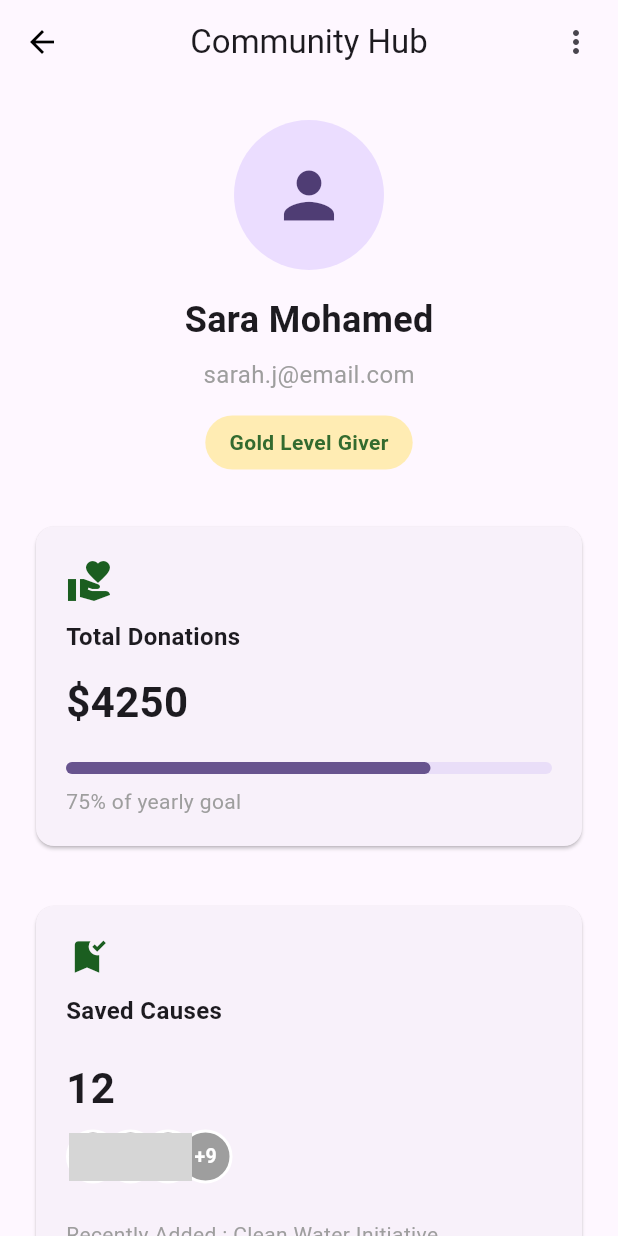
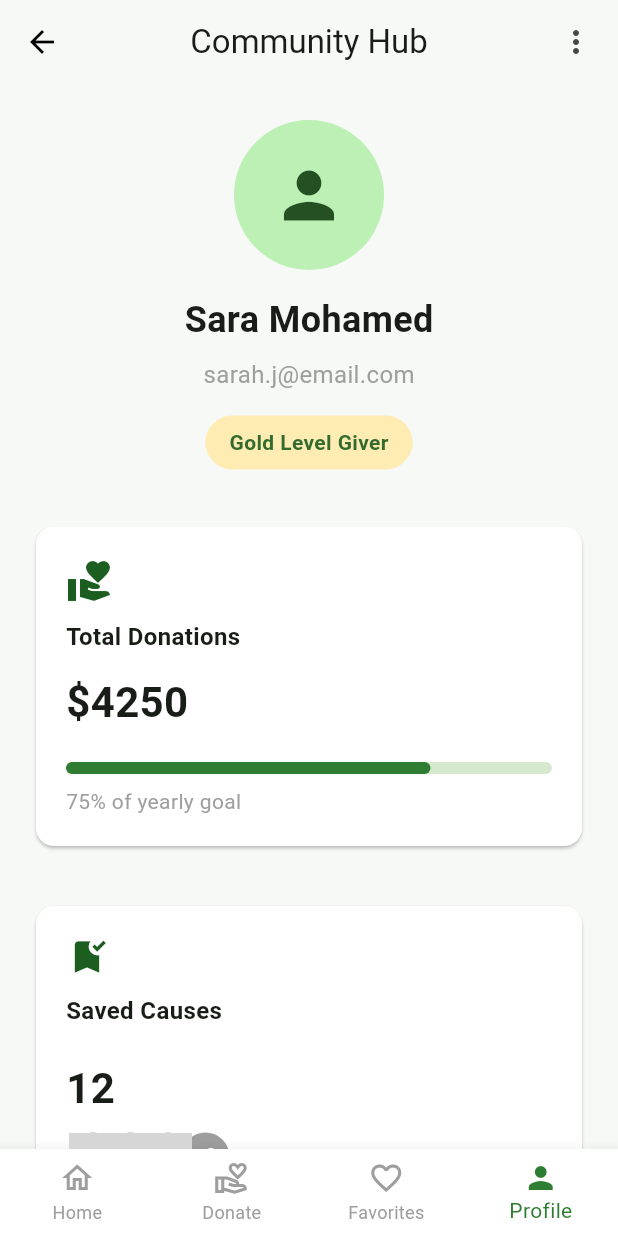
Before and after one commit to Shaza971/Nafi3, a Flutter app: the ProfileScreen screen opened directly, on a phone screen of 412 x 824 dp. Run offline on Flutter 3.47's test engine with Material 3 defaults, Android fonts, the phone set to English and light mode, and no system bars; our stand-ins replace font_awesome_flutter; network calls fail; grey boxes are pictures that could not be loaded.

Commit message:
modify project

```diff
--- a/lib/core/utils/app_color.dart
+++ /dev/null
@@ -1,5 +0,0 @@
-import 'package:flutter/material.dart';
-
-class AppColors {
-  static Color darkgreen = Color(0xFF1E5E3A);
-}
--- a/lib/core/utils/app_colors.dart
+++ b/lib/core/utils/app_colors.dart
@@ -3,4 +3,6 @@ import 'package:flutter/material.dart';
 class AppColors {
   static const Color primaryColor = Color(0xff2e7d32);
   static const Color secondrycolor = Color(0xFFa5d6a7);
+  static const Color darkgreen = Color(0xFF1E5E3A);
+  static const Color backgroundColor= Color.fromARGB(255, 247, 249, 247);
 }
--- a/lib/features/profile/widget/donation_card.dart
+++ b/lib/core/widget/donation_card.dart
@@ -1,4 +1,5 @@
 import 'package:flutter/material.dart';
+import 'package:nafi3_project/core/utils/app_colors.dart';
 
 class DonationCard extends StatelessWidget {
   const DonationCard({super.key});
@@ -11,6 +12,7 @@ class DonationCard extends StatelessWidget {
         vertical: 10,
       ),
       child: Card(
+        color: Colors.white,
         child: Container(
           width: double.infinity,
           padding: const EdgeInsets.all(20),
@@ -48,6 +50,7 @@ class DonationCard extends StatelessWidget {
               const LinearProgressIndicator(
                 value: 0.75,
                 minHeight: 8,
+                color: AppColors.primaryColor,
                 borderRadius: BorderRadius.all(
                   Radius.circular(10),
                 ),
--- /dev/null
+++ b/lib/core/widget/navbar.dart
@@ -0,0 +1,85 @@
+import 'package:flutter/material.dart';
+import 'package:nafi3_project/core/utils/app_colors.dart';
+import 'package:nafi3_project/features/home/home.dart';
+import 'package:nafi3_project/features/add_donation/add_donation_screen.dart';
+import 'package:nafi3_project/features/favorits/favorit.dart';
+import 'package:nafi3_project/features/profile/profile_screen.dart';
+
+class Navbar extends StatelessWidget {
+  final int currentIndex;
+
+  const Navbar({
+    super.key,
+    required this.currentIndex,
+  });
+
+  @override
+  Widget build(BuildContext context) {
+    return BottomNavigationBar(
+      currentIndex: currentIndex,
+      type: BottomNavigationBarType.fixed,
+      backgroundColor: Colors.white,
+      selectedItemColor: AppColors.primaryColor,
+      unselectedItemColor: Colors.grey,
+      showSelectedLabels: true,
+      showUnselectedLabels: true,
+
+      onTap: (index) {
+        if (index == currentIndex) return;
+
+        if (index == 0) {
+          Navigator.pushReplacement(
+            context,
+            MaterialPageRoute(
+              builder: (context) => const Home(),
+            ),
+          );
+        } else if (index == 1) {
+          Navigator.pushReplacement(
+            context,
+            MaterialPageRoute(
+              builder: (context) => const AddDonationScreen(),
+            ),
+          );
+        } else if (index == 2) {
+          Navigator.pushReplacement(
+            context,
+            MaterialPageRoute(
+              builder: (context) => const FavoritesScreen(),
+            ),
+          );
+        } else if (index == 3) {
+          Navigator.pushReplacement(
+            context,
+            MaterialPageRoute(
+              builder: (context) => const ProfileScreen(),
+            ),
+          );
+        }
+      },
+
+      items: const [
+        BottomNavigationBarItem(
+          icon: Icon(Icons.home_outlined),
+          activeIcon: Icon(Icons.home),
+          label: "Home",
+        ),
+        BottomNavigationBarItem(
+          icon: Icon(Icons.volunteer_activism_outlined),
+          activeIcon: Icon(Icons.volunteer_activism),
+          label: "Donate",
+        ),
+        BottomNavigationBarItem(
+          icon: Icon(Icons.favorite_border),
+          activeIcon: Icon(Icons.favorite),
+          label: "Favorites",
+        ),
+        BottomNavigationBarItem(
+          icon: Icon(Icons.person_outline),
+          activeIcon: Icon(Icons.person),
+          label: "Profile",
+        ),
+      ],
+    );
+  }
+}
--- a/lib/features/profile/widget/saved_causes_card.dart
+++ b/lib/core/widget/saved_causes_card.dart
@@ -11,6 +11,7 @@ class SavedCausesCard extends StatelessWidget {
         vertical: 10,
       ),
       child: Card(
+        color: Colors.white,
         child: Container(
           width: double.infinity,
           padding: const EdgeInsets.all(20),
--- a/lib/features/profile/widget/settings_list.dart
+++ b/lib/core/widget/settings_list.dart
@@ -11,6 +11,7 @@ class SettingsList extends StatelessWidget {
         vertical: 12,
       ),
       child: Card(
+        color: Colors.white,
         shape: RoundedRectangleBorder(
           borderRadius: BorderRadius.circular(20),
         ),
--- /dev/null
+++ b/lib/features/profile/profile_screen.dart
@@ -0,0 +1,152 @@
+import 'package:flutter/material.dart';
+import 'package:nafi3_project/core/utils/app_colors.dart';
+import 'package:nafi3_project/core/widget/donation_card.dart';
+import 'package:nafi3_project/core/widget/navbar.dart';
+import 'package:nafi3_project/core/widget/saved_causes_card.dart';
+import 'package:nafi3_project/core/widget/settings_list.dart';
+
+
+
+class ProfileScreen extends StatelessWidget {
+  const ProfileScreen({super.key});
+
+  @override
+  Widget build(BuildContext context) {
+    return Scaffold(
+      backgroundColor: AppColors.backgroundColor,
+      appBar: AppBar(
+        backgroundColor:AppColors.backgroundColor,
+         leading: const Icon(
+        Icons.arrow_back,
+        color: Colors.black,
+  ),
+        title: const Text("Community Hub"),
+        centerTitle: true,
+
+        actions: const [
+      Padding(
+      padding: EdgeInsets.only(right: 16),
+      child: Icon(Icons.more_vert),
+    ),
+  ],
+      ),
+      body: SafeArea(
+        child: SingleChildScrollView(
+          child: Column(
+            children: [
+              profileHeader(),
+               const DonationCard(),
+            const SizedBox(height:12),
+             const SavedCausesCard(),
+             const SizedBox(height:12),
+              const SettingsList(),
+                const SizedBox(height:12),
+              logoutButton()
+            ],
+          ),
+        ),
+      ),
+     bottomNavigationBar: const Navbar(currentIndex: 3),
+    );
+  }
+}
+
+////////////////////////widgets//////////////////////
+
+Widget profileHeader()
+{
+return Padding(
+  padding: const EdgeInsets.symmetric(horizontal: 20, vertical: 24),
+  child: SizedBox(
+    width: double.infinity,
+    child: Column(
+      crossAxisAlignment: CrossAxisAlignment.center,
+      children: [
+        const CircleAvatar(
+          radius: 50,
+          child: Icon(
+            Icons.person,
+            size: 50,
+          ),
+        ),
+
+        const SizedBox(height: 16),
+
+        const Text(
+          "Sara Mohamed",
+          style: TextStyle(
+            fontSize: 24,
+            fontWeight: FontWeight.bold,
+          ),
+        ),
+
+        const SizedBox(height: 8),
+
+        const Text(
+          "sarah.j@email.com",
+          style: TextStyle(
+            fontSize: 16,
+            color: Colors.grey,
+          ),
+        ),
+
+        const SizedBox(height: 16),
+
+        Container(
+          padding: const EdgeInsets.symmetric(
+            horizontal: 16,
+            vertical: 8,
+          ),
+          decoration: BoxDecoration(
+            color: Colors.amber.shade100,
+            borderRadius: BorderRadius.circular(20),
+          ),
+          child: const Text(
+            "Gold Level Giver",
+            style: TextStyle(
+              color: Color.fromARGB(255, 51, 107, 47),
+              fontWeight: FontWeight.bold,
+            ),
+          ),
+        ),
+      ],
+    ),
+  ),
+);
+}
+
+Widget logoutButton()
+{
+ return Container(
+      width: double.infinity,
+      margin: const EdgeInsets.symmetric(
+        horizontal: 20,
+        vertical: 16,
+      ),
+      padding: const EdgeInsets.symmetric(
+        vertical: 16,
+      ),
+      decoration: BoxDecoration(
+        color: const Color.fromARGB(255, 255, 255, 255),
+        borderRadius: BorderRadius.circular(16),
+      ),
+      child: const Row(
+        mainAxisAlignment: MainAxisAlignment.center,
+        children: [
+          Icon(
+            Icons.logout,
+            color: Colors.red,
+          ),
+          SizedBox(width: 8),
+          Text(
+            "Logout",
+            style: TextStyle(
+              color: Colors.red,
+              fontSize: 16,
+              fontWeight: FontWeight.w600,
+            ),
+          ),
+        ],
+      ),
+    );
+  }
--- a/lib/features/profile/screen/profile_screen.dart
+++ /dev/null
@@ -1,48 +0,0 @@
-import 'package:flutter/material.dart';
-import 'package:nafi3_project/features/profile/widget/donation_card.dart';
-import 'package:nafi3_project/features/profile/widget/logout_button.dart';
-import 'package:nafi3_project/features/profile/widget/profile_header.dart';
-import 'package:nafi3_project/features/profile/widget/saved_causes_card.dart';
-import 'package:nafi3_project/features/profile/widget/settings_list.dart';
-
-
-class ProfileScreen extends StatelessWidget {
-  const ProfileScreen({super.key});
-
-  @override
-  Widget build(BuildContext context) {
-    return Scaffold(
-      appBar: AppBar(
-         leading: const Icon(
-        Icons.arrow_back,
-        color: Colors.black,
-  ),
-        title: const Text("Community Hub"),
-        centerTitle: true,
-
-        actions: const [
-      Padding(
-      padding: EdgeInsets.only(right: 16),
-      child: Icon(Icons.more_vert),
-    ),
-  ],
-      ),
-      body: SafeArea(
-        child: SingleChildScrollView(
-          child: Column(
-            children: const [
-              ProfileHeader(),
-               DonationCard(),
-            SizedBox(height:12),
-             SavedCausesCard(),
-             SizedBox(height:12),
-              SettingsList(),
-                SizedBox(height:12),
-             LogoutButton()
-            ],
-          ),
-        ),
-      ),
-    );
-  }
-}
--- a/lib/features/profile/widget/profile_header.dart
+++ /dev/null
@@ -1,67 +0,0 @@
-import 'package:flutter/material.dart';
-
-class ProfileHeader extends StatelessWidget {
-  const ProfileHeader({super.key});
-
-  @override
-  Widget build(BuildContext context) {
-   return Padding(
-  padding: const EdgeInsets.symmetric(horizontal: 20, vertical: 24),
-  child: SizedBox(
-    width: double.infinity,
-    child: Column(
-      crossAxisAlignment: CrossAxisAlignment.center,
-      children: [
-        const CircleAvatar(
-          radius: 50,
-          child: Icon(
-            Icons.person,
-            size: 50,
-          ),
-        ),
-
-        const SizedBox(height: 16),
-
-        const Text(
-          "Sara Mohamed",
-          style: TextStyle(
-            fontSize: 24,
-            fontWeight: FontWeight.bold,
-          ),
-        ),
-
-        const SizedBox(height: 8),
-
-        const Text(
-          "sarah.j@email.com",
-          style: TextStyle(
-            fontSize: 16,
-            color: Colors.grey,
-          ),
-        ),
-
-        const SizedBox(height: 16),
-
-        Container(
-          padding: const EdgeInsets.symmetric(
-            horizontal: 16,
-            vertical: 8,
-          ),
-          decoration: BoxDecoration(
-            color: Colors.amber.shade100,
-            borderRadius: BorderRadius.circular(20),
-          ),
-          child: const Text(
-            "Gold Level Giver",
-            style: TextStyle(
-              color: Color.fromARGB(255, 51, 107, 47),
-              fontWeight: FontWeight.bold,
-            ),
-          ),
-        ),
-      ],
-    ),
-  ),
-);
-  }
-}
--- a/lib/main.dart
+++ b/lib/main.dart
@@ -1,4 +1,5 @@
 import 'package:flutter/material.dart';
+import 'package:nafi3_project/core/utils/app_colors.dart';
 import 'package:nafi3_project/features/auth/login.dart';
 
 void main() {
@@ -14,7 +15,7 @@ class MyApp extends StatelessWidget {
       title: 'Flutter Demo',
       debugShowCheckedModeBanner: false, // لإخفاء شريط الـ Debug الأحمر
       theme: ThemeData(
-        colorScheme: ColorScheme.fromSeed(seedColor: Colors.deepPurple),
+        colorScheme: ColorScheme.fromSeed(seedColor: AppColors.primaryColor),
         useMaterial3: true,
       ),
       home: const LoginScreen(),
```
Also changed, not shown: lib/features/add_donation/add_donation_screen.dart (+13 -10 lines), lib/features/auth/login.dart (+17 -2 lines), lib/features/auth/signup.dart (+7 -17 lines), lib/features/favorits/favorit.dart (+8 -5 lines), lib/features/home/home.dart (renamed from lib/feature/home/home.dart, +5 -5 lines), lib/features/profile/widget/logout_button.dart (deleted, +0 -41 lines), lib/core/constants/theme/app_theme.dart (deleted), lib/core/constants/theme/widget/app_colors.dart (deleted), lib/core/widget/textfield.dart (renamed from lib/core/constants/theme/widget/textfield.dart), lib/features/profile/widget/bottom_nav_bar.dart (deleted), pubspec.lock.
